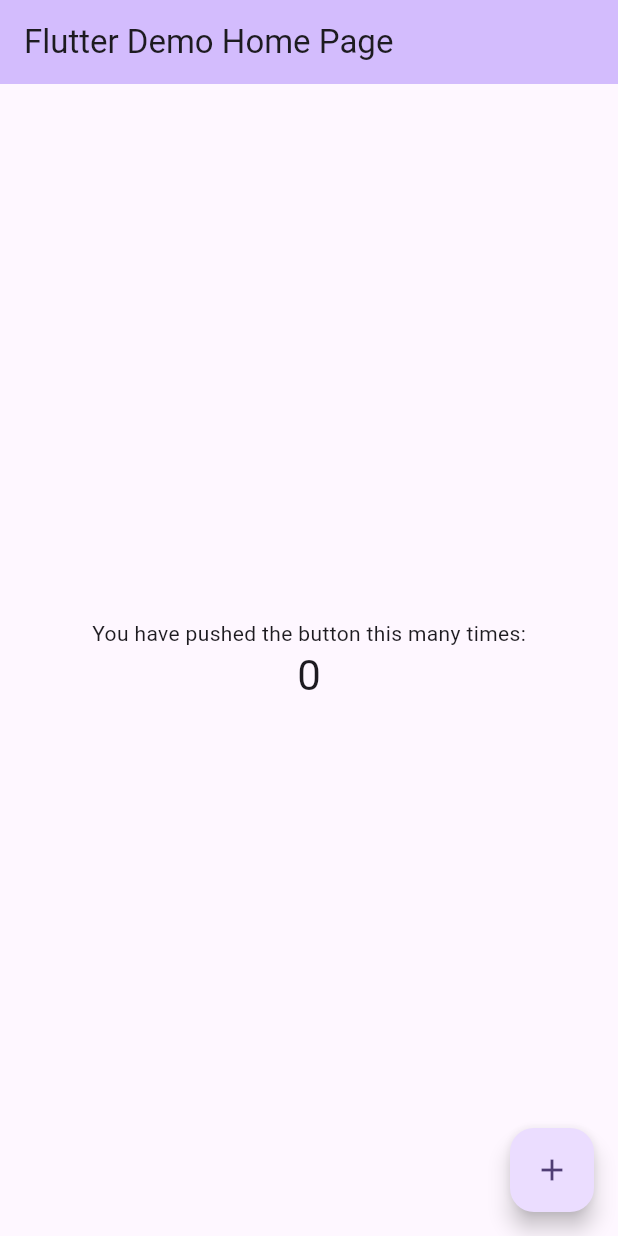
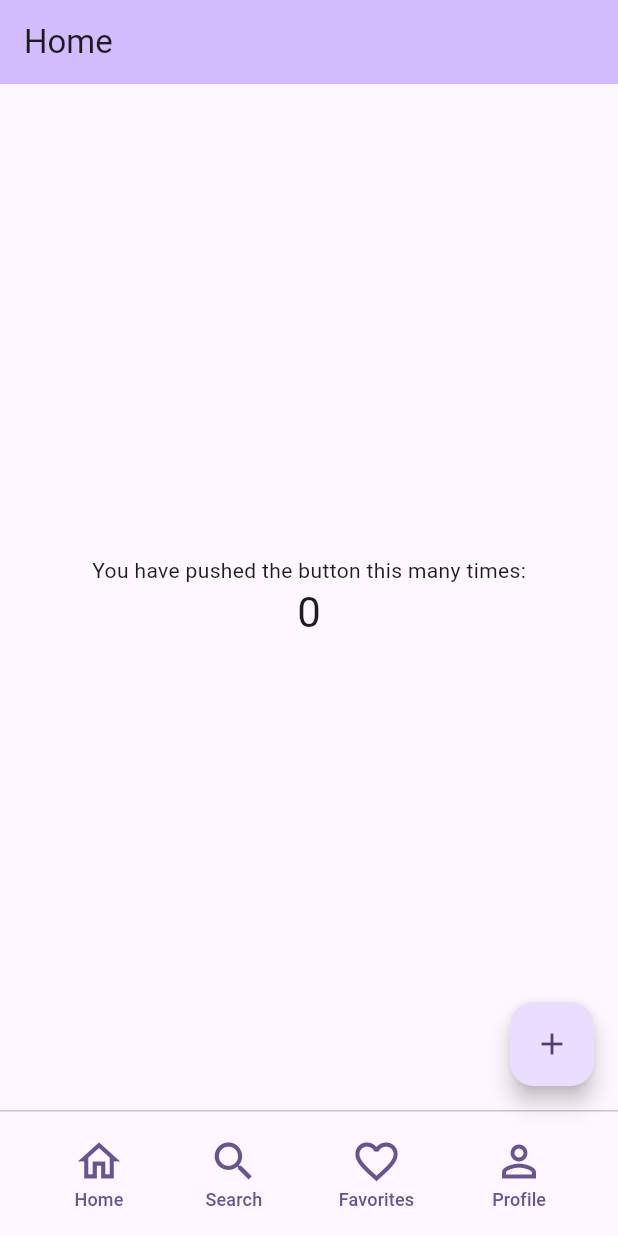
Before and after one commit to abcox/flutter_app_1, a Flutter app: the screen it shows after launch, on a phone screen of 412 x 824 dp. Run offline on Flutter 3.47's test engine with Material 2 defaults, Android fonts, the phone set to English and light mode, and no system bars.

Commit message:
add bottom nav and pages with routing

```diff
--- /dev/null
+++ b/lib/helpers.dart
@@ -0,0 +1,75 @@
+import 'package:flutter/material.dart';
+import 'package:flutter_app_1/page/home_page.dart';
+import 'package:flutter_app_1/page/profile_page.dart';
+
+class Helpers {
+  // REF: https://docs.flutter.dev/release/breaking-changes/buttons?gclid=Cj0KCQjw-pyqBhDmARIsAKd9XIPBN4m8Cuvud-gwjSE-aFwGuyAoGG1ZDlJmwgJ4BeXwhMmaU6TRsqIaAtoyEALw_wcB&gclsrc=aw.ds
+
+  //static const iconData = <String, IconData>{
+  //  "home": Icons.home_outlined,
+  //  "profile": Icons.person_outline,
+  //};
+  static const option = <dynamic>[
+    {
+      "title": "Home",
+      "route": "/",
+      "icon": Icons.home_outlined,
+      "args": {},
+      "page": MyHomePage(title: 'Home')
+    },
+    {
+      "title": "Search",
+      "route": "/search",
+      "icon": Icons.search_outlined,
+      "args": {},
+      "page": MyHomePage(title: 'Search')
+    },
+    {
+      "title": "Favorites",
+      "route": "/favorites",
+      "icon": Icons.favorite_outline_outlined,
+      "args": {},
+      "page": MyHomePage(title: 'Favorites')
+    },
+    {
+      "title": "Profile",
+      "route": "/profile",
+      "icon": Icons.person_outline,
+      "args": 'Test',
+      "page": ProfilePage(title: 'Profile Page'),
+    },
+  ];
+  static List<Widget> persistentFooterButtons(context) {
+    var buttons = <Widget>[];
+    for (final item in option) {
+      dynamic page = item['page'];
+      TextButton button = TextButton(
+          onPressed: () => {
+                Navigator.pushReplacementNamed(context, item['route'],
+                    arguments:
+                        item['args']), // Navigator.pushNamed(context, '/'
+                //Navigator.push(context, PageRouteBuilder(pageBuilder: (_, __, ___) => const Scaffold(body: Text('Test')))
+                //Navigator.pushReplacement(
+                //    context,
+                //    PageRouteBuilder(
+                //      pageBuilder: (_, __, ___) => page,
+                //      //transitionDuration: const Duration(seconds: 5)
+                //    ))
+              },
+          child: Column(
+            children: [
+              Icon(item['icon'], size: 34),
+              Text(item['title'], style: const TextStyle(fontSize: 12))
+            ],
+          ));
+      buttons.add(button);
+    }
+    ;
+    return <Widget>[
+      Row(
+        mainAxisAlignment: MainAxisAlignment.spaceEvenly,
+        children: buttons,
+      )
+    ];
+  }
+}
--- a/lib/main.dart
+++ b/lib/main.dart
@@ -1,8 +1,15 @@
 import 'package:flutter/material.dart';
+import 'package:flutter_app_1/route-generator.dart';
 
 void main() {
   runApp(const MyApp());
 }
+
+//class FadeTransitionBuilder extends PageTransitionsBuilder {
+//  @override
+//  Widget buildTransitions<T>(_, __, animation, ___, child) =>
+//      FadeTransition(opacity: animation, child: child);
+//}
 
 class MyApp extends StatelessWidget {
   const MyApp({super.key});
@@ -14,113 +21,16 @@ class MyApp extends StatelessWidget {
       debugShowCheckedModeBanner: false,
       title: 'Flutter Demo',
       theme: ThemeData(
-        // This is the theme of your application.
-        //
-        // TRY THIS: Try running your application with "flutter run". You'll see
-        // the application has a blue toolbar. Then, without quitting the app,
-        // try changing the seedColor in the colorScheme below to Colors.green
-        // and then invoke "hot reload" (save your changes or press the "hot
-        // reload" button in a Flutter-supported IDE, or press "r" if you used
-        // the command line to start the app).
-        //
-        // Notice that the counter didn't reset back to zero; the application
-        // state is not lost during the reload. To reset the state, use hot
-        // restart instead.
-        //
-        // This works for code too, not just values: Most code changes can be
-        // tested with just a hot reload.
         colorScheme: ColorScheme.fromSeed(seedColor: Colors.deepPurple),
         useMaterial3: true,
+        //pageTransitionsTheme: PageTransitionsTheme(builders: {
+        //  TargetPlatform.android: FadeTransitionBuilder(),
+        //  TargetPlatform.iOS: FadeTransitionBuilder(),
+        //}),
       ),
-      home: const MyHomePage(title: 'Flutter Demo Home Page'),
+      //home: const MyHomePage(title: 'Home'),
+      initialRoute: '/',
+      onGenerateRoute: RouteGenerator.generateRoute,
     );
   }
 }
-
-class MyHomePage extends StatefulWidget {
-  const MyHomePage({super.key, required this.title});
-
-  // This widget is the home page of your application. It is stateful, meaning
-  // that it has a State object (defined below) that contains fields that affect
-  // how it looks.
-
-  // This class is the configuration for the state. It holds the values (in this
-  // case the title) provided by the parent (in this case the App widget) and
-  // used by the build method of the State. Fields in a Widget subclass are
-  // always marked "final".
-
-  final String title;
-
-  @override
-  State<MyHomePage> createState() => _MyHomePageState();
-}
-
-class _MyHomePageState extends State<MyHomePage> {
-  int _counter = 0;
-
-  void _incrementCounter() {
-    setState(() {
-      // This call to setState tells the Flutter framework that something has
-      // changed in this State, which causes it to rerun the build method below
-      // so that the display can reflect the updated values. If we changed
-      // _counter without calling setState(), then the build method would not be
-      // called again, and so nothing would appear to happen.
-      _counter++;
-    });
-  }
-
-  @override
-  Widget build(BuildContext context) {
-    // This method is rerun every time setState is called, for instance as done
-    // by the _incrementCounter method above.
-    //
-    // The Flutter framework has been optimized to make rerunning build methods
-    // fast, so that you can just rebuild anything that needs updating rather
-    // than having to individually change instances of widgets.
-    return Scaffold(
-      appBar: AppBar(
-        // TRY THIS: Try changing the color here to a specific color (to
-        // Colors.amber, perhaps?) and trigger a hot reload to see the AppBar
-        // change color while the other colors stay the same.
-        backgroundColor: Theme.of(context).colorScheme.inversePrimary,
-        // Here we take the value from the MyHomePage object that was created by
-        // the App.build method, and use it to set our appbar title.
-        title: Text(widget.title),
-      ),
-      body: Center(
-        // Center is a layout widget. It takes a single child and positions it
-        // in the middle of the parent.
-        child: Column(
-          // Column is also a layout widget. It takes a list of children and
-          // arranges them vertically. By default, it sizes itself to fit its
-          // children horizontally, and tries to be as tall as its parent.
-          //
-          // Column has various properties to control how it sizes itself and
-          // how it positions its children. Here we use mainAxisAlignment to
-          // center the children vertically; the main axis here is the vertical
-          // axis because Columns are vertical (the cross axis would be
-          // horizontal).
-          //
-          // TRY THIS: Invoke "debug painting" (choose the "Toggle Debug Paint"
-          // action in the IDE, or press "p" in the console), to see the
-          // wireframe for each widget.
-          mainAxisAlignment: MainAxisAlignment.center,
-          children: <Widget>[
-            const Text(
-              'You have pushed the button this many times:',
-            ),
-            Text(
-              '$_counter',
-              style: Theme.of(context).textTheme.headlineMedium,
-            ),
-          ],
-        ),
-      ),
-      floatingActionButton: FloatingActionButton(
-        onPressed: _incrementCounter,
-        tooltip: 'Increment',
-        child: const Icon(Icons.add),
-      ), // This trailing comma makes auto-formatting nicer for build methods.
-    );
-  }
-}
--- /dev/null
+++ b/lib/page/home_page.dart
@@ -0,0 +1,49 @@
+import 'package:flutter/material.dart';
+import 'package:flutter_app_1/helpers.dart';
+
+class MyHomePage extends StatefulWidget {
+  const MyHomePage({super.key, required this.title});
+  final String title;
+  @override
+  State<MyHomePage> createState() => _MyHomePageState();
+}
+
+class _MyHomePageState extends State<MyHomePage> {
+  int _counter = 0;
+
+  void _incrementCounter() {
+    setState(() {
+      _counter++;
+    });
+  }
+
+  @override
+  Widget build(BuildContext context) {
+    return Scaffold(
+      appBar: AppBar(
+        backgroundColor: Theme.of(context).colorScheme.inversePrimary,
+        title: Text(widget.title),
+      ),
+      body: Center(
+        child: Column(
+          mainAxisAlignment: MainAxisAlignment.center,
+          children: <Widget>[
+            const Text(
+              'You have pushed the button this many times:',
+            ),
+            Text(
+              '$_counter',
+              style: Theme.of(context).textTheme.headlineMedium,
+            ),
+          ],
+        ),
+      ),
+      floatingActionButton: FloatingActionButton(
+        onPressed: _incrementCounter,
+        tooltip: 'Increment',
+        child: const Icon(Icons.add),
+      ), // This trailing comma makes auto-formatting nicer for build methods.
+      persistentFooterButtons: Helpers.persistentFooterButtons(context),
+    );
+  }
+}
--- /dev/null
+++ b/lib/route-generator.dart
@@ -0,0 +1,62 @@
+import 'package:flutter/material.dart';
+import 'package:flutter_app_1/page/favorites_page.dart';
+import 'package:flutter_app_1/page/home_page.dart';
+import 'package:flutter_app_1/page/profile_page.dart';
+import 'package:flutter_app_1/page/search_page.dart';
+
+class RouteGenerator {
+  static Route<dynamic> generateRoute(RouteSettings settings) {
+    // Getting arguments passed in while calling Navigator.pushNamed
+    final args = settings.arguments;
+    //final homePage = MaterialPageRoute(
+    //  builder: (_) => const MyHomePage(title: 'Home'),
+    final homePage = PageRouteBuilder(
+      pageBuilder: (_, __, ___) => const MyHomePage(title: 'Home'),
+      //transitionDuration: const Duration(milliseconds: 500),
+    );
+    final searchPage = PageRouteBuilder(
+      pageBuilder: (_, __, ___) => const SearchPage(title: 'Search'),
+      //transitionDuration: const Duration(milliseconds: 500),
+    );
+    final farvoritesPage = PageRouteBuilder(
+      pageBuilder: (_, __, ___) => const FavoritesPage(title: 'Favorites'),
+      //transitionDuration: const Duration(milliseconds: 500),
+    );
+    switch (settings.name) {
+      case '/':
+        return homePage;
+      case '/profile':
+        // Validation of correct data type
+        if (args is String) {
+          final profilePage = PageRouteBuilder(
+            pageBuilder: (_, __, ___) => ProfilePage(title: args),
+            //transitionDuration: const Duration(milliseconds: 500),
+          );
+          return profilePage;
+        }
+        // If args is not of the correct type, return an error page.
+        // You can also throw an exception while in development.
+        return homePage; //_errorRoute();
+      case '/search':
+        return searchPage;
+      case '/favorites':
+        return farvoritesPage;
+      default:
+        // If there is no such named route in the switch statement, e.g. /third
+        return homePage; // _errorRoute();
+    }
+  }
+
+  static Route<dynamic> _errorRoute() {
+    return MaterialPageRoute(builder: (_) {
+      return Scaffold(
+        appBar: AppBar(
+          title: Text('Error'),
+        ),
+        body: Center(
+          child: Text('ERROR'),
+        ),
+      );
+    });
+  }
+}
```
Also changed, not shown: lib/page/favorites_page.dart (added, +49 -0 lines), lib/page/profile_page.dart (added, +91 -0 lines), lib/page/search_page.dart (added, +49 -0 lines).
